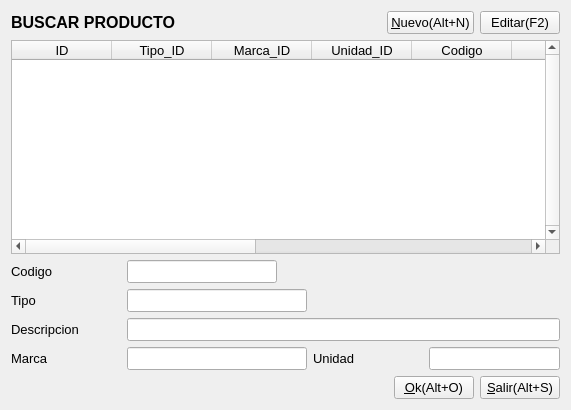
Before: the Qt Designer form Facturacion/productobuscar.ui in radtek/manager, drawn with Qt 5.
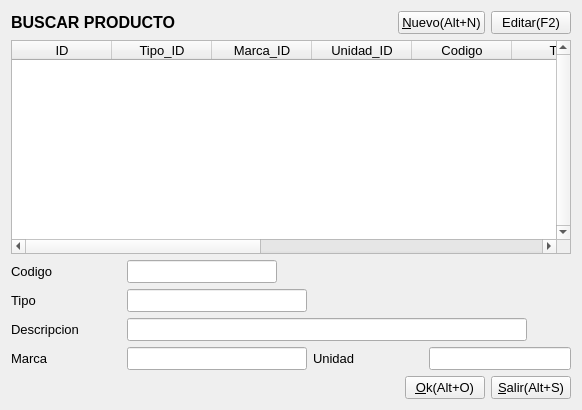
After: the same form once the commit is applied. Icons and pictures are not drawn.

```diff
--- a/Facturacion/productobuscar.ui
+++ b/Facturacion/productobuscar.ui
@@ -6,7 +6,7 @@
    <rect>
     <x>0</x>
     <y>0</y>
-    <width>571</width>
+    <width>582</width>
     <height>410</height>
    </rect>
   </property>
@@ -331,10 +331,16 @@
        </property>
        <property name="minimumSize">
         <size>
-         <width>0</width>
+         <width>400</width>
          <height>0</height>
         </size>
        </property>
+       <property name="maximumSize">
+        <size>
+         <width>400</width>
+         <height>16777215</height>
+        </size>
+       </property>
        <property name="font">
         <font>
          <pointsize>10</pointsize>
@@ -342,6 +348,19 @@
        </property>
       </widget>
      </item>
+     <item>
+      <spacer name="horizontalSpacer_5">
+       <property name="orientation">
+        <enum>Qt::Horizontal</enum>
+       </property>
+       <property name="sizeHint" stdset="0">
+        <size>
+         <width>40</width>
+         <height>20</height>
+        </size>
+       </property>
+      </spacer>
+     </item>
     </layout>
    </item>
    <item>
```
Left out of the diff: 8 changed lines with no effect on the pictures.
